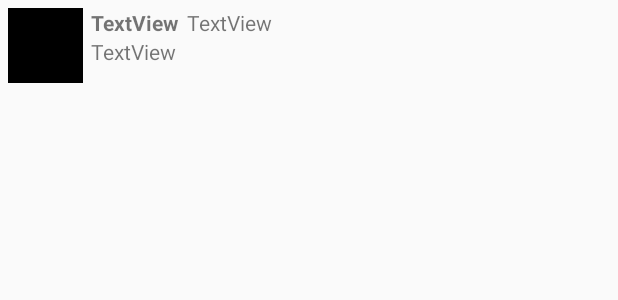
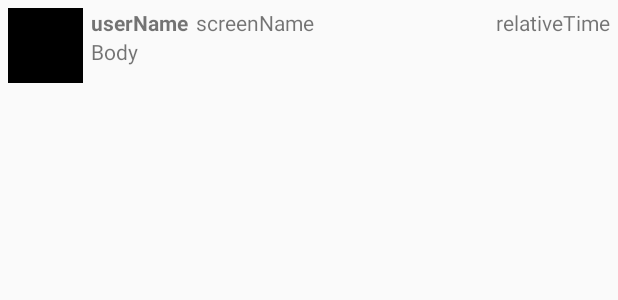
Before and after one commit to monicatang/MySimpleTweets, an Android app: the layout item_tweet.xml on its own in the app's theme, with its tools: preview values and no code run, on a phone screen of 412 x 824 dp. Shown: the top 300 px of the screen. Run offline under Robolectric (Android 15) with nearby library versions, the phone set to English and light mode, and no system bars.

Commit message:
added relative time

```diff
--- a/app/src/main/java/com/codepath/apps/restclienttemplate/TweetAdapter.java
+++ b/app/src/main/java/com/codepath/apps/restclienttemplate/TweetAdapter.java
@@ -49,7 +49,7 @@ public class TweetAdapter extends RecyclerView.Adapter<TweetAdapter.ViewHolder>{
         holder.tvUsername.setText(tweet.user.name);
         holder.tvBody.setText(tweet.body);
         holder.tvScreenName.setText("@" + tweet.user.screenName);
-//        holder.tvRelativeTime.setText(tweet.relative_time);
+        holder.tvRelativeTime.setText(tweet.relative_time);
 
         Glide.with(context).load(tweet.user.profileImageUrl).into(holder.ivProfileImage);
 
@@ -68,8 +68,8 @@ public class TweetAdapter extends RecyclerView.Adapter<TweetAdapter.ViewHolder>{
         @BindView(R.id.tvUserName) TextView tvUsername;
         @BindView(R.id.tvBody) TextView tvBody;
         @BindView(R.id.tvScreenName) TextView tvScreenName;
-//        @BindView(R.id.tvRelativeTime) TextView tvRelativeTime;
-
+        @BindView(R.id.tvRelativeTime) TextView tvRelativeTime;
+//
 
         public ViewHolder(View itemView) {
             super(itemView);
--- a/app/src/main/java/com/codepath/apps/restclienttemplate/models/Tweet.java
+++ b/app/src/main/java/com/codepath/apps/restclienttemplate/models/Tweet.java
@@ -16,7 +16,7 @@ public class Tweet {
     public String screen_name;
     public User user;
     public String createdAt;
-//    public String relative_time;
+    public String relative_time;
 
     // getRelativeTimeAgo("Mon Apr 01 21:16:23 +0000 2014");
     public String getRelativeTimeAgo(String rawJsonDate) {
@@ -45,7 +45,7 @@ public class Tweet {
         tweet.uid = jsonObject.getLong("id");
         tweet.createdAt = jsonObject.getString("created_at");
         tweet.user = User.fromJSON(jsonObject.getJSONObject("user"));
-//        tweet.relative_time = tweet.getRelativeTimeAgo(tweet.createdAt);
+        tweet.relative_time = tweet.getRelativeTimeAgo(tweet.createdAt);
 
         return tweet;
     }
--- a/app/src/main/res/layout/item_tweet.xml
+++ b/app/src/main/res/layout/item_tweet.xml
@@ -20,7 +20,7 @@
         android:layout_marginLeft="5dp"
         android:layout_marginRight="5dp"
         android:layout_toEndOf="@+id/ivProfileImage"
-        android:text="TextView"
+        android:text="userName"
         android:textStyle="bold"/>
 
     <TextView
@@ -31,7 +31,7 @@
         android:layout_marginBottom="10dp"
         android:layout_marginLeft="5dp"
         android:layout_toRightOf="@id/ivProfileImage"
-        android:text="TextView" />
+        android:text="Body" />
 
     <TextView
         android:id="@+id/tvScreenName"
@@ -39,6 +39,14 @@
         android:layout_height="wrap_content"
         android:layout_alignParentTop="true"
         android:layout_toRightOf="@+id/tvUserName"
-        android:text="TextView" />
+        android:text="screenName" />
+
+    <TextView
+        android:id="@+id/tvRelativeTime"
+        android:layout_width="wrap_content"
+        android:layout_height="wrap_content"
+        android:layout_alignParentEnd="true"
+        android:layout_alignParentTop="true"
+        android:text="relativeTime" />
 
 </RelativeLayout>
```
